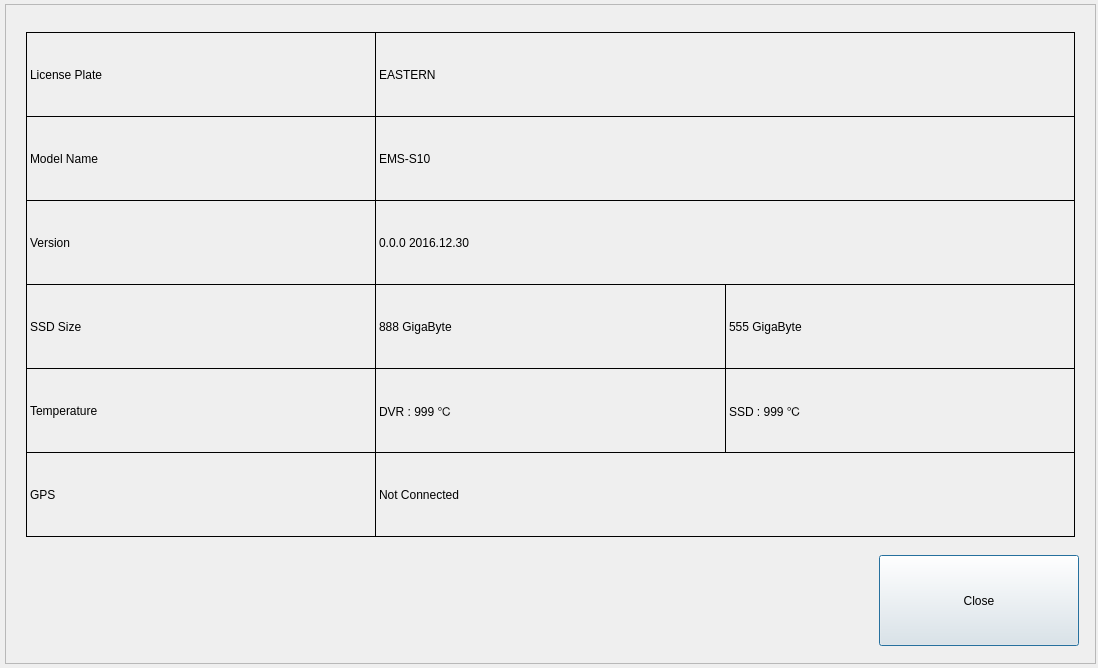
Before: the Qt Designer form gui/mainwidget/src/dvrsetup/system/information/informationdialog.ui in yjsin-emastec/neptune, drawn with Qt 5.
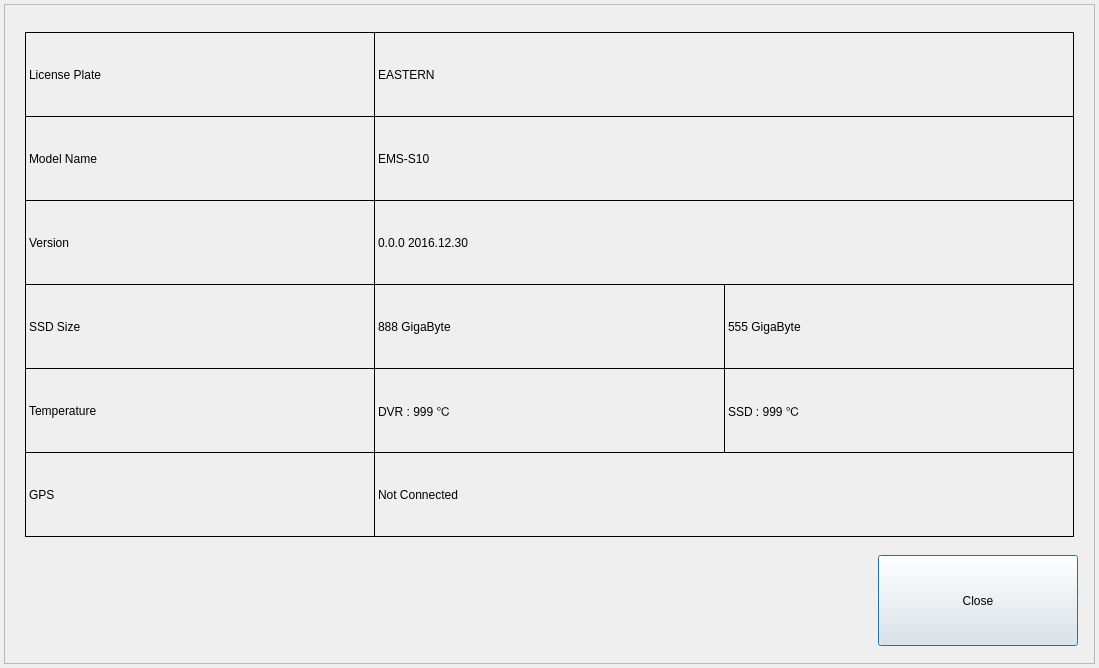
After: the same form once the commit is applied.

Commit message: Resize border of Information GUI

```diff
--- a/gui/mainwidget/src/dvrsetup/system/information/informationdialog.ui
+++ b/gui/mainwidget/src/dvrsetup/system/information/informationdialog.ui
@@ -6,7 +6,7 @@
    <rect>
     <x>0</x>
     <y>0</y>
-    <width>1098</width>
+    <width>1099</width>
     <height>668</height>
    </rect>
   </property>
@@ -16,7 +16,7 @@
   <widget class="QFrame" name="frame">
    <property name="geometry">
     <rect>
-     <x>5</x>
+     <x>4</x>
      <y>4</y>
      <width>1091</width>
      <height>660</height>
```
